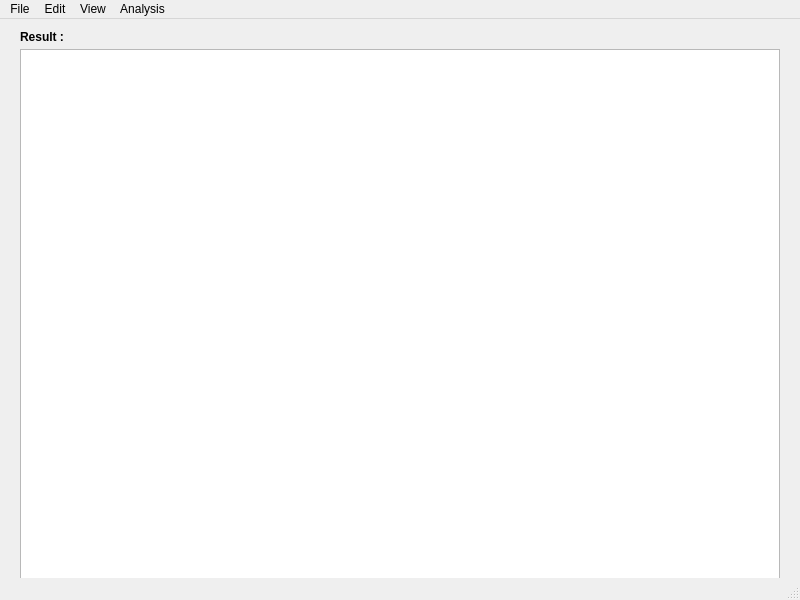
Qt form venv/src/UI/main_window.ui (Shehyaaz/BDA-Project) before a commit.
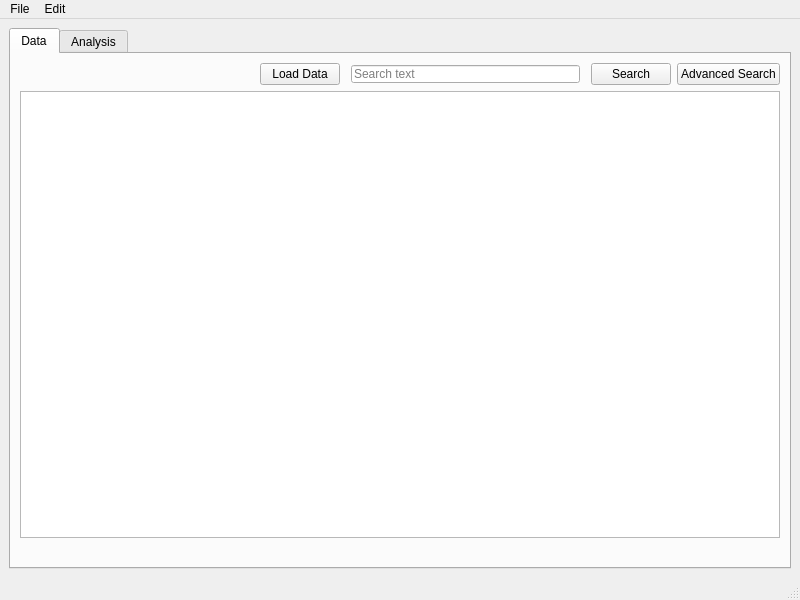
The same form after that commit. Icons and pictures are not drawn.

Patch:
```diff
--- a/venv/src/UI/main_window.ui
+++ b/venv/src/UI/main_window.ui
@@ -13,33 +13,212 @@
   <property name="windowTitle">
    <string>Google Play Store App Analytics</string>
   </property>
+  <property name="windowIcon">
+   <iconset>
+    <normaloff>../resources/icon.png</normaloff>../resources/icon.png</iconset>
+  </property>
+  <property name="styleSheet">
+   <string notr="true"/>
+  </property>
   <widget class="QWidget" name="centralwidget">
-   <widget class="QTableView" name="tableView">
-    <property name="geometry">
-     <rect>
-      <x>20</x>
-      <y>30</y>
-      <width>760</width>
-      <height>540</height>
-     </rect>
-    </property>
-   </widget>
-   <widget class="QLabel" name="label">
-    <property name="geometry">
-     <rect>
-      <x>20</x>
-      <y>10</y>
-      <width>67</width>
-      <height>17</height>
-     </rect>
-    </property>
-    <property name="text">
-     <string>&lt;html&gt;&lt;head/&gt;&lt;body&gt;&lt;p&gt;&lt;span style=&quot; font-weight:600;&quot;&gt;Result :&lt;/span&gt;&lt;/p&gt;&lt;/body&gt;&lt;/html&gt;</string>
-    </property>
-    <property name="textFormat">
-     <enum>Qt::RichText</enum>
-    </property>
-   </widget>
+   <property name="autoFillBackground">
+    <bool>false</bool>
+   </property>
+   <property name="styleSheet">
+    <string notr="true"/>
+   </property>
+   <layout class="QGridLayout" name="gridLayout_3">
+    <item row="0" column="0">
+     <layout class="QGridLayout" name="gridLayout_2">
+      <item row="0" column="0">
+       <widget class="QTabWidget" name="tabWidget">
+        <property name="tabPosition">
+         <enum>QTabWidget::North</enum>
+        </property>
+        <property name="tabShape">
+         <enum>QTabWidget::Rounded</enum>
+        </property>
+        <property name="currentIndex">
+         <number>0</number>
+        </property>
+        <widget class="QWidget" name="tab">
+         <attribute name="title">
+          <string>Data</string>
+         </attribute>
+         <layout class="QGridLayout" name="gridLayout">
+          <item row="0" column="0">
+           <layout class="QHBoxLayout" name="horizontalLayout">
+            <item>
+             <spacer name="horizontalSpacer">
+              <property name="orientation">
+               <enum>Qt::Horizontal</enum>
+              </property>
+              <property name="sizeHint" stdset="0">
+               <size>
+                <width>40</width>
+                <height>20</height>
+               </size>
+              </property>
+             </spacer>
+            </item>
+            <item>
+             <widget class="QPushButton" name="load_data">
+              <property name="sizePolicy">
+               <sizepolicy hsizetype="Fixed" vsizetype="Fixed">
+                <horstretch>0</horstretch>
+                <verstretch>0</verstretch>
+               </sizepolicy>
+              </property>
+              <property name="text">
+               <string>Load Data</string>
+              </property>
+             </widget>
+            </item>
+            <item>
+             <widget class="QLineEdit" name="search_text">
+              <property name="toolTip">
+               <string>Enter search text</string>
+              </property>
+              <property name="styleSheet">
+               <string notr="true">margin : 0 5 px;</string>
+              </property>
+              <property name="placeholderText">
+               <string>Search text</string>
+              </property>
+             </widget>
+            </item>
+            <item>
+             <widget class="QPushButton" name="search">
+              <property name="sizePolicy">
+               <sizepolicy hsizetype="Fixed" vsizetype="Fixed">
+                <horstretch>0</horstretch>
+                <verstretch>0</verstretch>
+               </sizepolicy>
+              </property>
+              <property name="text">
+               <string>Search</string>
+              </property>
+             </widget>
+            </item>
+            <item>
+             <widget class="QPushButton" name="adv_search">
+              <property name="text">
+               <string>Advanced Search</string>
+              </property>
+             </widget>
+            </item>
+           </layout>
+          </item>
+          <item row="1" column="0">
+           <widget class="QTableView" name="tableView">
+            <property name="showDropIndicator" stdset="0">
+             <bool>true</bool>
+            </property>
+           </widget>
+          </item>
+          <item row="2" column="0">
+           <spacer name="horizontalSpacer_3">
+            <property name="orientation">
+             <enum>Qt::Horizontal</enum>
+            </property>
+            <property name="sizeHint" stdset="0">
+             <size>
+              <width>755</width>
+              <height>20</height>
+             </size>
+            </property>
+           </spacer>
+          </item>
+         </layout>
+        </widget>
+        <widget class="QWidget" name="tab_2">
+         <attribute name="title">
+          <string>Analysis</string>
+         </attribute>
+         <layout class="QGridLayout" name="gridLayout_5">
+          <item row="0" column="0">
+           <layout class="QHBoxLayout" name="horizontalLayout_3">
+            <item>
+             <spacer name="horizontalSpacer_2">
+              <property name="orientation">
+               <enum>Qt::Horizontal</enum>
+              </property>
+              <property name="sizeHint" stdset="0">
+               <size>
+                <width>40</width>
+                <height>20</height>
+               </size>
+              </property>
+             </spacer>
+            </item>
+            <item>
+             <widget class="QLabel" name="label">
+              <property name="text">
+               <string>Choose an option :</string>
+              </property>
+             </widget>
+            </item>
+            <item>
+             <widget class="QComboBox" name="graphs">
+              <property name="sizePolicy">
+               <sizepolicy hsizetype="Fixed" vsizetype="Fixed">
+                <horstretch>0</horstretch>
+                <verstretch>0</verstretch>
+               </sizepolicy>
+              </property>
+              <item>
+               <property name="text">
+                <string>Distribution of apps - bar graph</string>
+               </property>
+              </item>
+              <item>
+               <property name="text">
+                <string>Distribution of apps - pie chart</string>
+               </property>
+              </item>
+              <item>
+               <property name="text">
+                <string>Distribution of free and paid apps</string>
+               </property>
+              </item>
+              <item>
+               <property name="text">
+                <string>Distribution of content rating</string>
+               </property>
+              </item>
+              <item>
+               <property name="text">
+                <string>Distribution of Android versions</string>
+               </property>
+              </item>
+             </widget>
+            </item>
+            <item>
+             <widget class="QPushButton" name="prediction">
+              <property name="text">
+               <string>Predict Rating</string>
+              </property>
+             </widget>
+            </item>
+           </layout>
+          </item>
+          <item row="1" column="0">
+           <widget class="QWidget" name="plot" native="true">
+            <property name="sizePolicy">
+             <sizepolicy hsizetype="Preferred" vsizetype="Preferred">
+              <horstretch>0</horstretch>
+              <verstretch>3</verstretch>
+             </sizepolicy>
+            </property>
+           </widget>
+          </item>
+         </layout>
+        </widget>
+       </widget>
+      </item>
+     </layout>
+    </item>
+   </layout>
   </widget>
   <widget class="QMenuBar" name="menubar">
    <property name="geometry">
@@ -67,23 +246,11 @@
     <addaction name="actionInsert_Document"/>
     <addaction name="actionUpdate_Document"/>
     <addaction name="actionDelete_Document"/>
-   </widget>
-   <widget class="QMenu" name="menuView">
-    <property name="title">
-     <string>View</string>
-    </property>
-    <addaction name="actionGraph"/>
-   </widget>
-   <widget class="QMenu" name="menuAnalysis">
-    <property name="title">
-     <string>Analysis</string>
-    </property>
-    <addaction name="actionAnalysis1"/>
+    <addaction name="separator"/>
+    <addaction name="actionDelete_Collection"/>
    </widget>
    <addaction name="menuFile"/>
    <addaction name="menuEdit"/>
-   <addaction name="menuView"/>
-   <addaction name="menuAnalysis"/>
   </widget>
   <widget class="QStatusBar" name="statusbar"/>
   <action name="actionImport_dataset">
```
Left out of the diff: 52 changed lines with no effect on the pictures.
